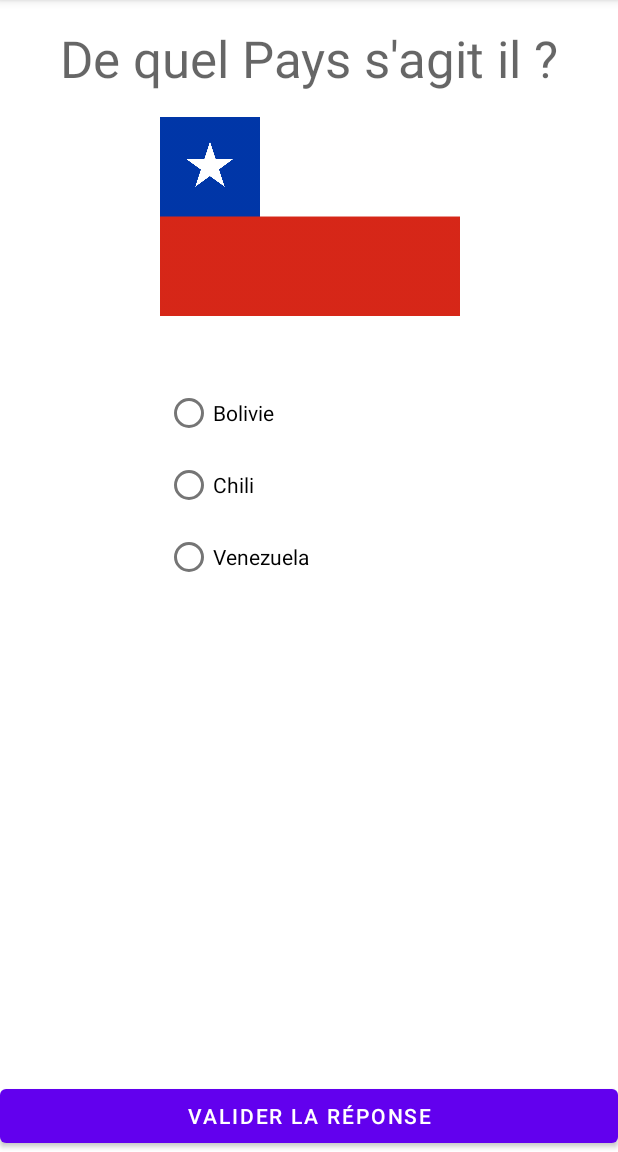
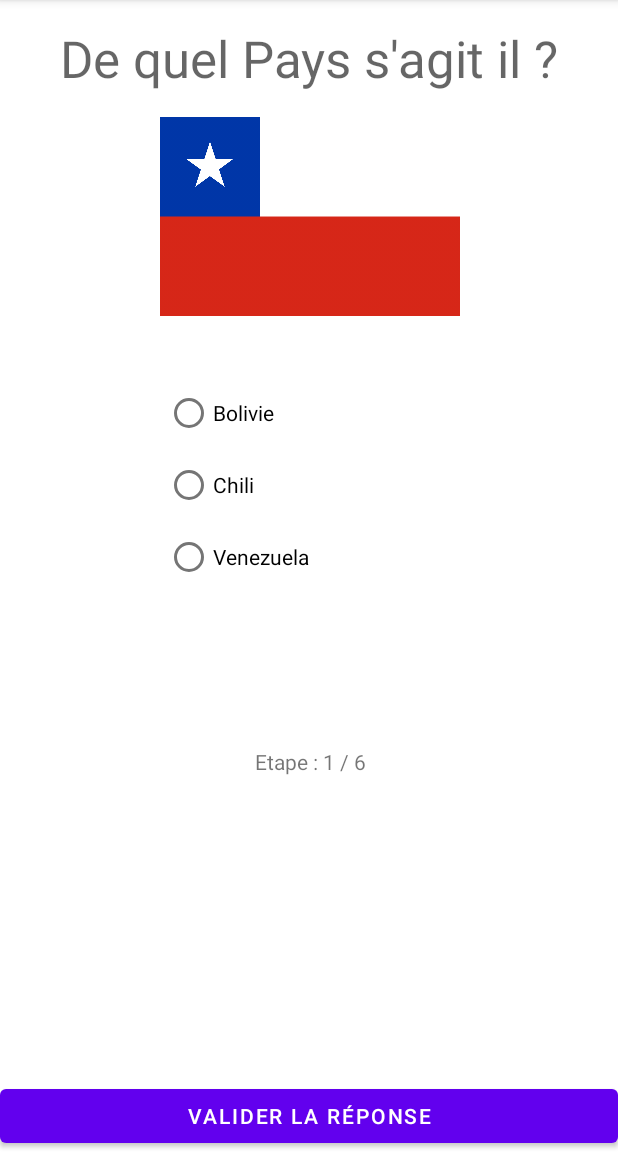
Before and after one commit to MJ-adax/Quizz_Drapeau_Du_Monde, an Android app: the screen it shows after launch (MainActivity), after a tap on "COMMENCER", on a phone screen of 412 x 824 dp, the part 84-1236 px from its top. Run offline under Robolectric (Android 15) with nearby library versions, the phone set to English and light mode, and no system bars.

Commit message:
Ajout Affichage de l'etape actuelle

```diff
--- a/app/src/main/java/com/madax/quizzdrapeaudumonde/MainActivity.java
+++ b/app/src/main/java/com/madax/quizzdrapeaudumonde/MainActivity.java
@@ -33,6 +33,7 @@ public class MainActivity extends AppCompatActivity {
         indexQuestion = srcIntent.getIntExtra("indexQuestion", 0);
         countGoodAnswers = srcIntent.getIntExtra("countGoodAnswers", 0);
 
+
         currentQuestion = (Question) listQuestions.get(indexQuestion);
 
         //TODO : use shuffle() to randomize answers
@@ -46,6 +47,9 @@ public class MainActivity extends AppCompatActivity {
         secondChoice.setText(currentQuestion.getAnswers().get(1));
         final RadioButton thirdChoice = findViewById(R.id.thirdRadioButton);
         thirdChoice.setText(currentQuestion.getAnswers().get(2));
+
+        final TextView stepTextView = findViewById(R.id.stepTextView);
+        stepTextView.setText("Etape : " + (indexQuestion+1) + " / 6");
 
         final Button validationButton = findViewById(R.id.validationButton);
         validationButton.setOnClickListener(new View.OnClickListener() {
--- a/app/src/main/res/layout/activity_main.xml
+++ b/app/src/main/res/layout/activity_main.xml
@@ -79,7 +79,19 @@
         android:layout_height="wrap_content"
         app:layout_constraintBottom_toTopOf="@+id/goodAnswerTextView"
         app:layout_constraintEnd_toEndOf="@+id/mainRadioGroup"
+        app:layout_constraintHorizontal_bias="0.493"
         app:layout_constraintStart_toStartOf="@+id/mainRadioGroup"
         app:layout_constraintTop_toBottomOf="@+id/mainRadioGroup"
+        app:layout_constraintVertical_bias="0.768"
         tools:text="ValidationAnswer" />
+
+    <TextView
+        android:id="@+id/stepTextView"
+        android:layout_width="wrap_content"
+        android:layout_height="wrap_content"
+        android:text="Etapes"
+        app:layout_constraintBottom_toTopOf="@+id/resultTextView"
+        app:layout_constraintEnd_toEndOf="@+id/defaultImageView"
+        app:layout_constraintStart_toStartOf="@+id/defaultImageView"
+        app:layout_constraintTop_toBottomOf="@+id/mainRadioGroup" />
 </androidx.constraintlayout.widget.ConstraintLayout>
```
Also changed, not shown: app/src/main/res/layout/activity_stats.xml (+4 -4 lines).
